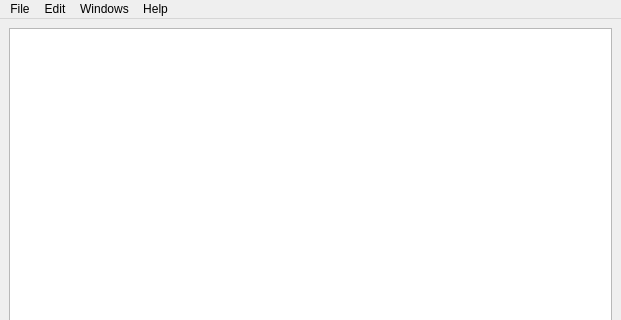
chackenberger/Wahlanalyse, file WahlAnalyse_GUI.ui: the form before one commit; both pictures show x 0 to 621 and y 0 to 320 of the 621 by 563 pixel window.
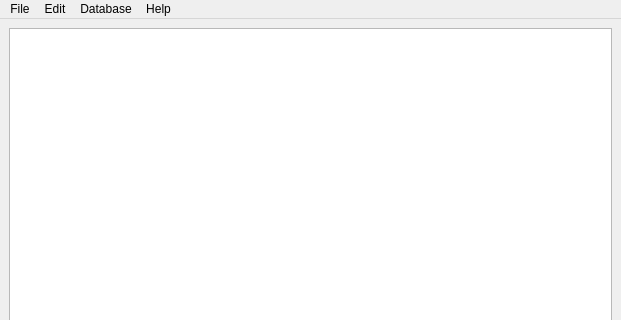
The form after the commit.

Commit message: Added Save Database Dialog

```diff
--- a/WahlAnalyse_GUI.ui
+++ b/WahlAnalyse_GUI.ui
@@ -52,7 +52,7 @@
    </widget>
    <widget class="QMenu" name="menuWindows">
     <property name="title">
-     <string>Windows</string>
+     <string>Database</string>
     </property>
    </widget>
    <widget class="QMenu" name="menuHelp">
```
Left out of the diff: 81 changed lines with no effect on the pictures. The commit also changes 6 other files.
